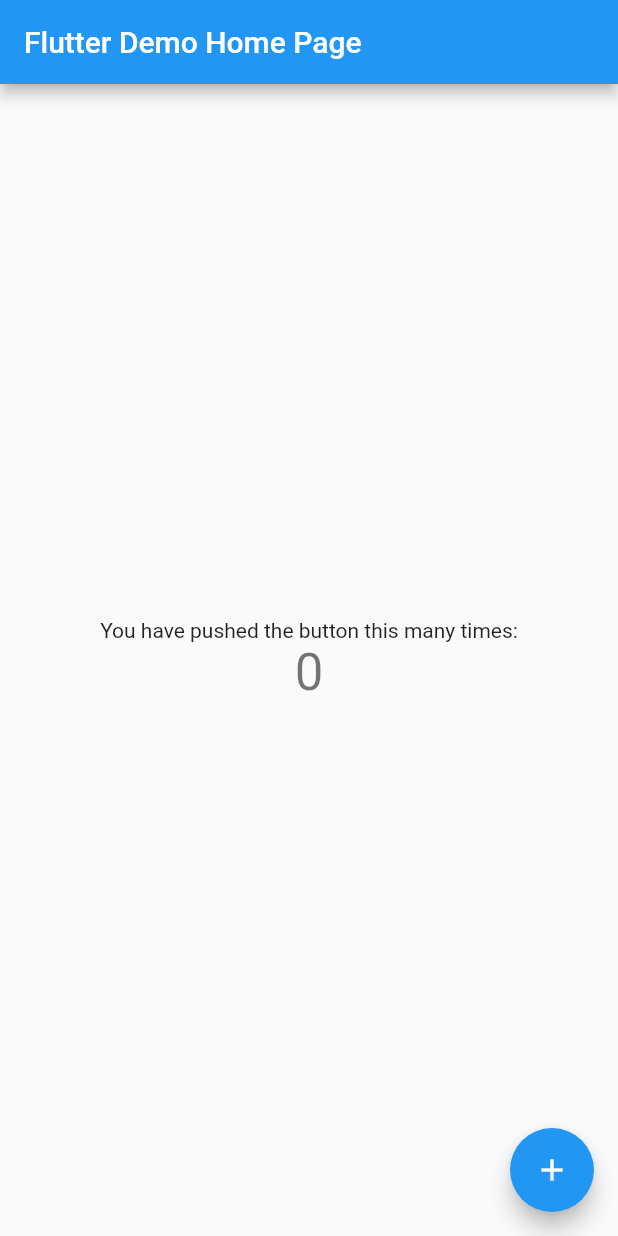
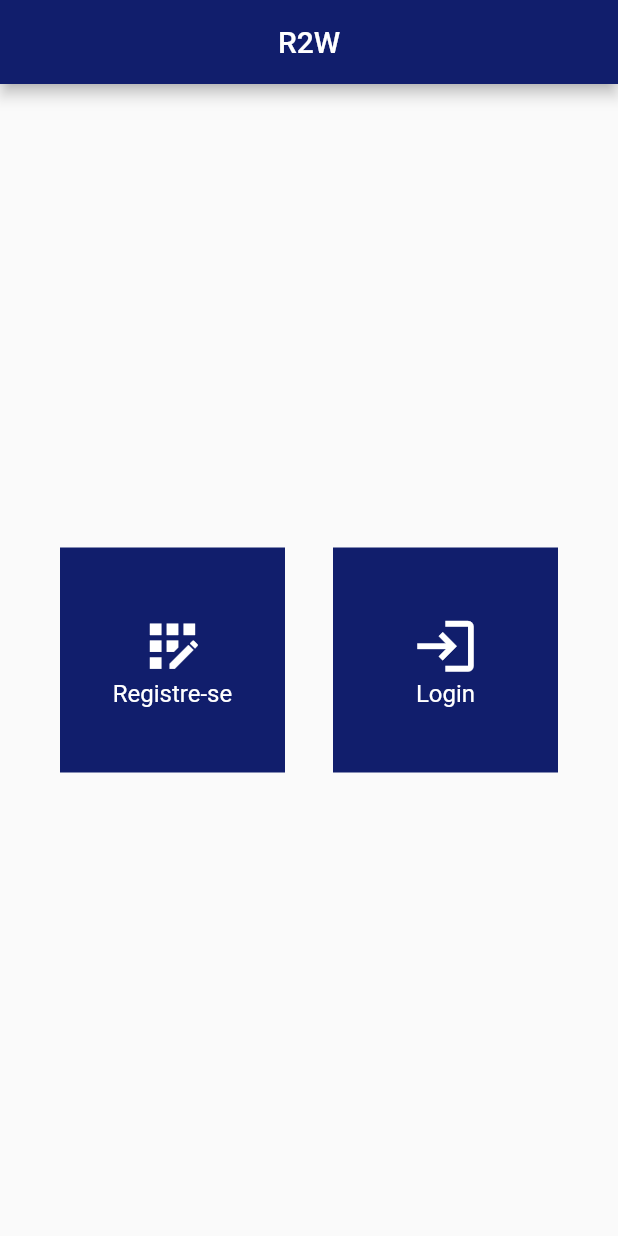
Before and after one commit to gabrielcoronin/rushtowin, a Flutter app: the screen it shows after launch, on a phone screen of 412 x 824 dp. Run offline on Flutter 3.47's test engine with Material 2 defaults, Android fonts, the phone set to English and light mode, and no system bars.

Commit message:
feat: add first page with dashboard, register and login

```diff
--- /dev/null
+++ b/lib/components/first_page/home/home.dart
@@ -0,0 +1,107 @@
+import 'package:flutter/cupertino.dart';
+import 'package:flutter/material.dart';
+import 'package:rushtowin/components/first_page/login/login.dart';
+import 'package:rushtowin/components/first_page/register/register.dart';
+
+class Home extends StatelessWidget {
+  const Home({Key? key}) : super(key: key);
+
+  @override
+  Widget build(BuildContext context) {
+    return Scaffold(
+      appBar: AppBar(
+        title: const Text('R2W'),
+        centerTitle: true,
+        backgroundColor: Theme.of(context).primaryColor,
+      ),
+      body: Column(
+        mainAxisAlignment: MainAxisAlignment.center,
+        crossAxisAlignment: CrossAxisAlignment.center,
+        children: <Widget>[
+          Row(
+            mainAxisAlignment: MainAxisAlignment.center,
+            crossAxisAlignment: CrossAxisAlignment.center,
+            children: [
+              Padding(
+                padding: const EdgeInsets.all(16.0),
+                child: Material(
+                  color: Theme.of(context).primaryColor,
+                  child: InkWell(
+                    onTap: () {
+                      Navigator.of(context).push(
+                        MaterialPageRoute(
+                          builder: (context) => const Register(),
+                        ),
+                      );
+                    },
+                    child: Container(
+                      padding: const EdgeInsets.all(8.0),
+                      height: 150,
+                      width: 150,
+                      child: Column(
+                        mainAxisAlignment: MainAxisAlignment.center,
+                        crossAxisAlignment: CrossAxisAlignment.center,
+                        children: const <Widget>[
+                          Icon(
+                            Icons.app_registration,
+                            color: Colors.white,
+                            size: 45.0,
+                          ),
+                          Text(
+                            'Registre-se',
+                            style: TextStyle(
+                              color: Colors.white,
+                              fontSize: 16.0,
+                            ),
+                          )
+                        ],
+                      ),
+                    ),
+                  ),
+                ),
+              ),
+              Padding(
+                padding: const EdgeInsets.all(16.0),
+                child: Material(
+                  color: Theme.of(context).primaryColor,
+                  child: InkWell(
+                    onTap: () {
+                      Navigator.of(context).push(
+                        MaterialPageRoute(
+                          builder: (context) => const Login(),
+                        ),
+                      );
+                    },
+                    child: Container(
+                      padding: const EdgeInsets.all(8.0),
+                      height: 150,
+                      width: 150,
+                      child: Column(
+                        mainAxisAlignment: MainAxisAlignment.center,
+                        crossAxisAlignment: CrossAxisAlignment.center,
+                        children: const <Widget>[
+                          Icon(
+                            Icons.login,
+                            color: Colors.white,
+                            size: 45.0,
+                          ),
+                          Text(
+                            'Login',
+                            style: TextStyle(
+                              color: Colors.white,
+                              fontSize: 16.0,
+                            ),
+                          )
+                        ],
+                      ),
+                    ),
+                  ),
+                ),
+              ),
+            ],
+          ),
+        ],
+      ),
+    );
+  }
+}
--- a/lib/main.dart
+++ b/lib/main.dart
@@ -1,115 +1,25 @@
 import 'package:flutter/material.dart';
+import 'package:rushtowin/components/first_page/home/home.dart';
 
 void main() {
-  runApp(const MyApp());
+  runApp(const RushToWinApp());
 }
 
-class MyApp extends StatelessWidget {
-  const MyApp({Key? key}) : super(key: key);
+class RushToWinApp extends StatelessWidget {
+  const RushToWinApp({Key? key}) : super(key: key);
 
-  // This widget is the root of your application.
   @override
   Widget build(BuildContext context) {
     return MaterialApp(
-      title: 'Flutter Demo',
       theme: ThemeData(
-        // This is the theme of your application.
-        //
-        // Try running your application with "flutter run". You'll see the
-        // application has a blue toolbar. Then, without quitting the app, try
-        // changing the primarySwatch below to Colors.green and then invoke
-        // "hot reload" (press "r" in the console where you ran "flutter run",
-        // or simply save your changes to "hot reload" in a Flutter IDE).
-        // Notice that the counter didn't reset back to zero; the application
-        // is not restarted.
-        primarySwatch: Colors.blue,
+        primaryColor: const Color.fromRGBO(17, 30, 108, 1),
+        accentColor: Colors.blueAccent[700],
+        buttonTheme: ButtonThemeData(
+          buttonColor: Colors.blueAccent[700],
+          textTheme: ButtonTextTheme.primary,
+        ),
       ),
-      home: const MyHomePage(title: 'Flutter Demo Home Page'),
+      home: Home(),
     );
   }
 }
-
-class MyHomePage extends StatefulWidget {
-  const MyHomePage({Key? key, required this.title}) : super(key: key);
-
-  // This widget is the home page of your application. It is stateful, meaning
-  // that it has a State object (defined below) that contains fields that affect
-  // how it looks.
-
-  // This class is the configuration for the state. It holds the values (in this
-  // case the title) provided by the parent (in this case the App widget) and
-  // used by the build method of the State. Fields in a Widget subclass are
-  // always marked "final".
-
-  final String title;
-
-  @override
-  State<MyHomePage> createState() => _MyHomePageState();
-}
-
-class _MyHomePageState extends State<MyHomePage> {
-  int _counter = 0;
-
-  void _incrementCounter() {
-    setState(() {
-      // This call to setState tells the Flutter framework that something has
-      // changed in this State, which causes it to rerun the build method below
-      // so that the display can reflect the updated values. If we changed
-      // _counter without calling setState(), then the build method would not be
-      // called again, and so nothing would appear to happen.
-      _counter++;
-    });
-  }
-
-  @override
-  Widget build(BuildContext context) {
-    // This method is rerun every time setState is called, for instance as done
-    // by the _incrementCounter method above.
-    //
-    // The Flutter framework has been optimized to make rerunning build methods
-    // fast, so that you can just rebuild anything that needs updating rather
-    // than having to individually change instances of widgets.
-    return Scaffold(
-      appBar: AppBar(
-        // Here we take the value from the MyHomePage object that was created by
-        // the App.build method, and use it to set our appbar title.
-        title: Text(widget.title),
-      ),
-      body: Center(
-        // Center is a layout widget. It takes a single child and positions it
-        // in the middle of the parent.
-        child: Column(
-          // Column is also a layout widget. It takes a list of children and
-          // arranges them vertically. By default, it sizes itself to fit its
-          // children horizontally, and tries to be as tall as its parent.
-          //
-          // Invoke "debug painting" (press "p" in the console, choose the
-          // "Toggle Debug Paint" action from the Flutter Inspector in Android
-          // Studio, or the "Toggle Debug Paint" command in Visual Studio Code)
-          // to see the wireframe for each widget.
-          //
-          // Column has various properties to control how it sizes itself and
-          // how it positions its children. Here we use mainAxisAlignment to
-          // center the children vertically; the main axis here is the vertical
-          // axis because Columns are vertical (the cross axis would be
-          // horizontal).
-          mainAxisAlignment: MainAxisAlignment.center,
-          children: <Widget>[
-            const Text(
-              'You have pushed the button this many times:',
-            ),
-            Text(
-              '$_counter',
-              style: Theme.of(context).textTheme.headline4,
-            ),
-          ],
-        ),
-      ),
-      floatingActionButton: FloatingActionButton(
-        onPressed: _incrementCounter,
-        tooltip: 'Increment',
-        child: const Icon(Icons.add),
-      ), // This trailing comma makes auto-formatting nicer for build methods.
-    );
-  }
-}
```
Also changed, not shown: lib/components/first_page/login/login.dart (added, +104 -0 lines), lib/components/first_page/register/register.dart (added, +126 -0 lines), lib/models/user.dart (added, +18 -0 lines), 1 other file.
